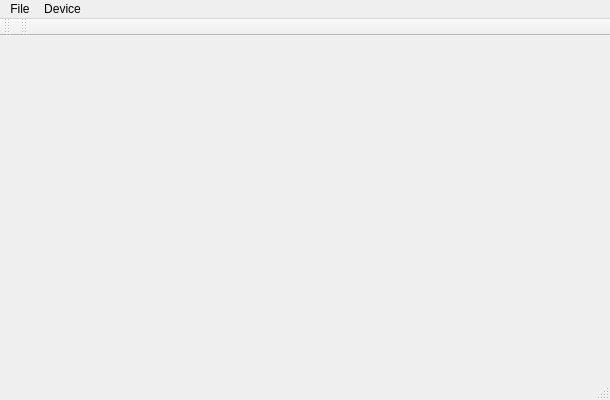
Old version of the form src/miomain.ui in the repository dehnhardt/iconnconfig.
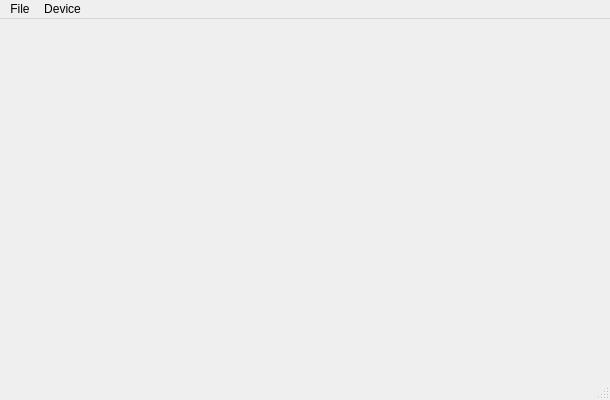
New version of the form.

Commit message: add toolbar for save and restore settings from and to device

```diff
--- a/src/miomain.ui
+++ b/src/miomain.ui
@@ -59,26 +59,7 @@
    <addaction name="menuMio10_Config"/>
    <addaction name="menuDevice"/>
   </widget>
-  <widget class="QToolBar" name="mainToolBar">
-   <attribute name="toolBarArea">
-    <enum>TopToolBarArea</enum>
-   </attribute>
-   <attribute name="toolBarBreak">
-    <bool>false</bool>
-   </attribute>
-  </widget>
   <widget class="QStatusBar" name="statusBar"/>
-  <widget class="QToolBar" name="toolBar">
-   <property name="windowTitle">
-    <string>toolBar</string>
-   </property>
-   <attribute name="toolBarArea">
-    <enum>TopToolBarArea</enum>
-   </attribute>
-   <attribute name="toolBarBreak">
-    <bool>false</bool>
-   </attribute>
-  </widget>
   <action name="actionQuit">
    <property name="text">
     <string>Quit</string>
```
The commit also changes 4 other files.
